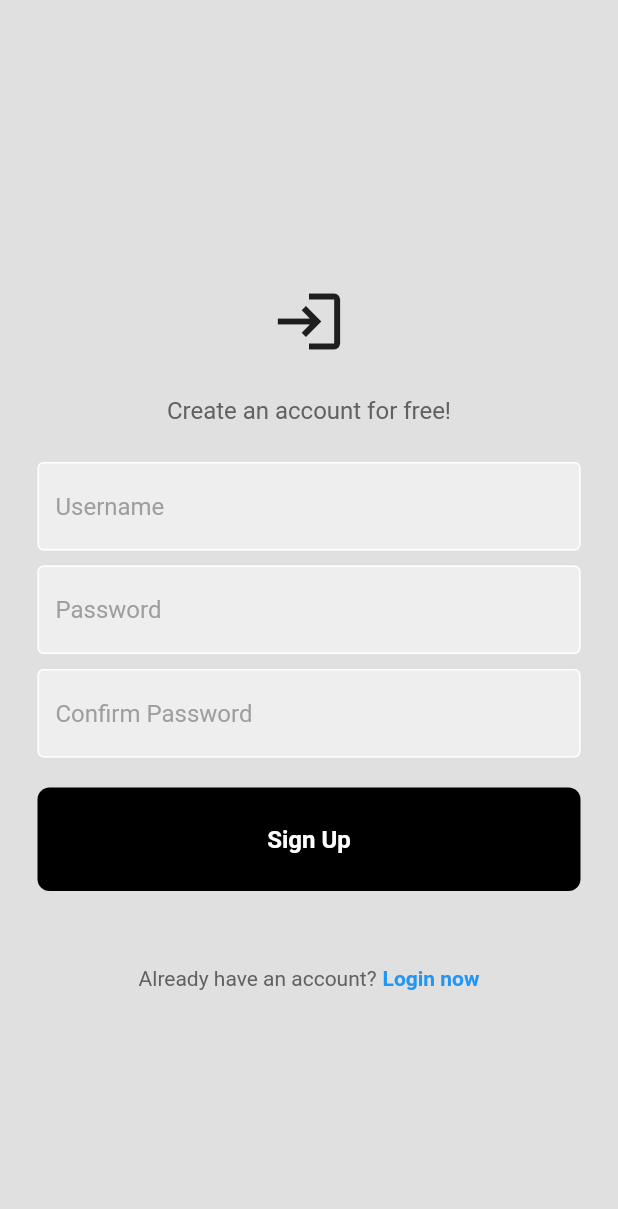
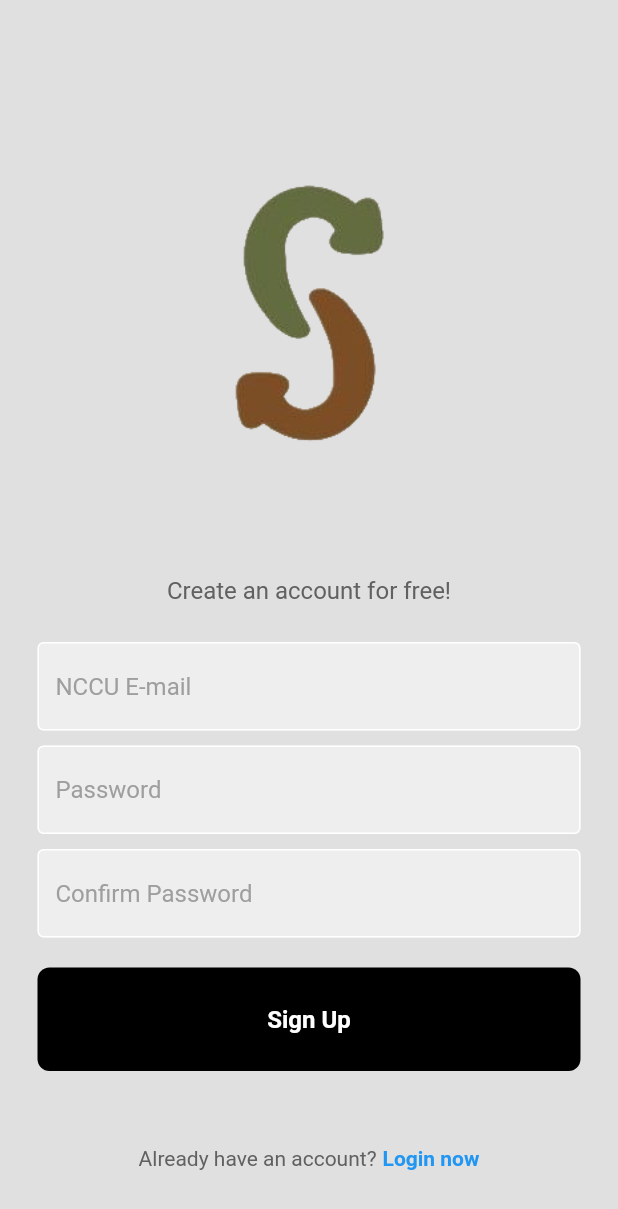
Before and after one commit to ZylDa/Swap, a Flutter app: the screen it shows after launch, after a tap on "Register now", on a phone screen of 412 x 824 dp. Shown: the top 1209 px of the screen. Run offline on Flutter 3.47's test engine with Material 2 defaults, Android fonts, the phone set to English and light mode, and no system bars; our stand-ins replace firebase_auth, firebase_core; accounts and stored records are empty; network calls fail.

Commit message:
loginOrRegister Fix

```diff
--- a/lib/main.dart
+++ b/lib/main.dart
@@ -21,7 +21,6 @@ class MyApp extends StatelessWidget {
     return const MaterialApp(
       //debugShowCheckedModeBanner: false,
       title: 'Swap Demo',
-
       home: AuthPage(),
       //initialRoute: SplashScreen.routeName,
       //routes: routes,
--- a/lib/pages/login_page.dart
+++ b/lib/pages/login_page.dart
@@ -55,7 +55,6 @@ class _LoginPageState extends State<LoginPage> {
         email: emailController.text,
         password: passwordController.text,
       );
-
       //pop the loading circle
       Navigator.pop(context);
     } on FirebaseAuthException catch (e) {
@@ -64,11 +63,6 @@ class _LoginPageState extends State<LoginPage> {
       //show error message
       showErrorMessage(e.code);
     }
-
-    await FirebaseAuth.instance.signInWithEmailAndPassword(
-      email: emailController.text,
-      password: passwordController.text,
-    );
   }
 
   @override
@@ -81,15 +75,18 @@ class _LoginPageState extends State<LoginPage> {
             child: Column(
               mainAxisAlignment: MainAxisAlignment.center,
               children: [
-                const SizedBox(height: 50),
+                const SizedBox(height: 10),
 
                 // logo
-                const Icon(
-                  Icons.login,
-                  size: 100,
+                Image.asset(
+                  'assets/images/logopng.png',
+                  height: 300,
+                  width: 300,
+                  alignment: Alignment.center,
+                  fit: BoxFit.cover,
                 ),
 
-                const SizedBox(height: 50),
+                const SizedBox(height: 25),
 
                 // welcome back, you've been missed!
                 Text(
@@ -105,7 +102,7 @@ class _LoginPageState extends State<LoginPage> {
                 // email textfield
                 MyTextField(
                   controller: emailController,
-                  hintText: 'Username',
+                  hintText: 'NCCU E-mail',
                   obscureText: false,
                 ),
 
--- a/lib/pages/register_page.dart
+++ b/lib/pages/register_page.dart
@@ -61,7 +61,6 @@ class _RegisterPageState extends State<RegisterPage> {
       } else {
         showErrorMessage('Passwords do not match!');
       }
-
       //pop the loading circle
       Navigator.pop(context);
     } on FirebaseAuthException catch (e) {
@@ -70,11 +69,6 @@ class _RegisterPageState extends State<RegisterPage> {
       //show error message
       showErrorMessage(e.code);
     }
-
-    await FirebaseAuth.instance.signInWithEmailAndPassword(
-      email: emailController.text,
-      password: passwordController.text,
-    );
   }
 
   @override
@@ -87,12 +81,15 @@ class _RegisterPageState extends State<RegisterPage> {
             child: Column(
               mainAxisAlignment: MainAxisAlignment.center,
               children: [
-                const SizedBox(height: 25),
+                const SizedBox(height: 15),
 
                 // logo
-                const Icon(
-                  Icons.login,
-                  size: 50,
+                Image.asset(
+                  'assets/images/logopng.png',
+                  height: 300,
+                  width: 300,
+                  alignment: Alignment.center,
+                  fit: BoxFit.cover,
                 ),
 
                 const SizedBox(height: 25),
@@ -111,7 +108,7 @@ class _RegisterPageState extends State<RegisterPage> {
                 // email textfield
                 MyTextField(
                   controller: emailController,
-                  hintText: 'Username',
+                  hintText: 'NCCU E-mail',
                   obscureText: false,
                 ),
 
--- a/pubspec.yaml
+++ b/pubspec.yaml
@@ -68,6 +68,7 @@ flutter:
    - assets/images/dog.jpeg
    - assets/images/doge.jpg
    - assets/images/corgi.jpg
+   - assets/images/logopng.png
   # An image asset can refer to one or more resolution-specific "variants", see
   # https://flutter.dev/assets-and-images/#resolution-aware
 
```
Also changed, not shown: lib/pages/home_page.dart (+12 -0 lines), lib/screens/splash/components/body.dart (+6 -2 lines), assets/images/logopng.png (added).
